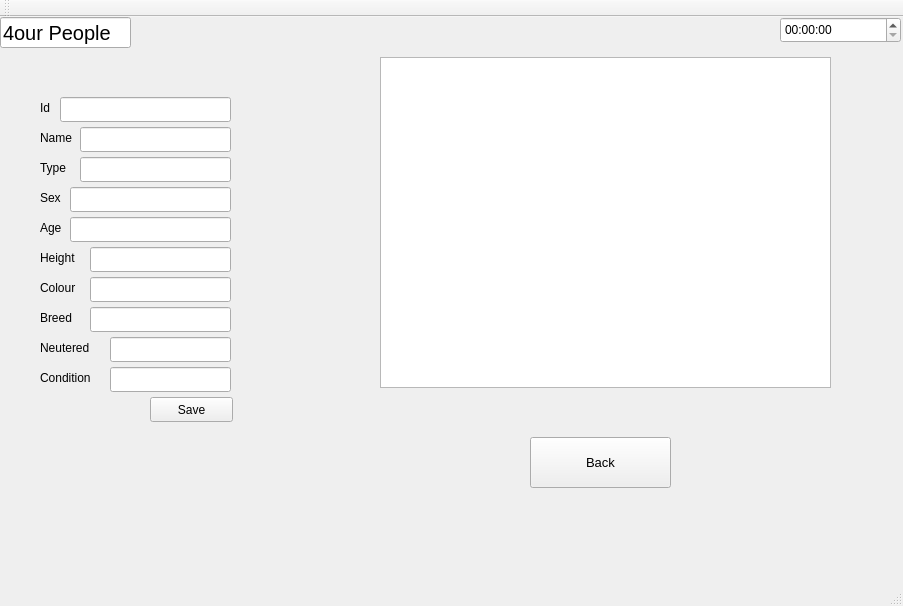
Before: the Qt Designer form qt_cuacs_UI/mainwindow.ui in kalebtesfay/Animal_Shelter_System, drawn with Qt 5.
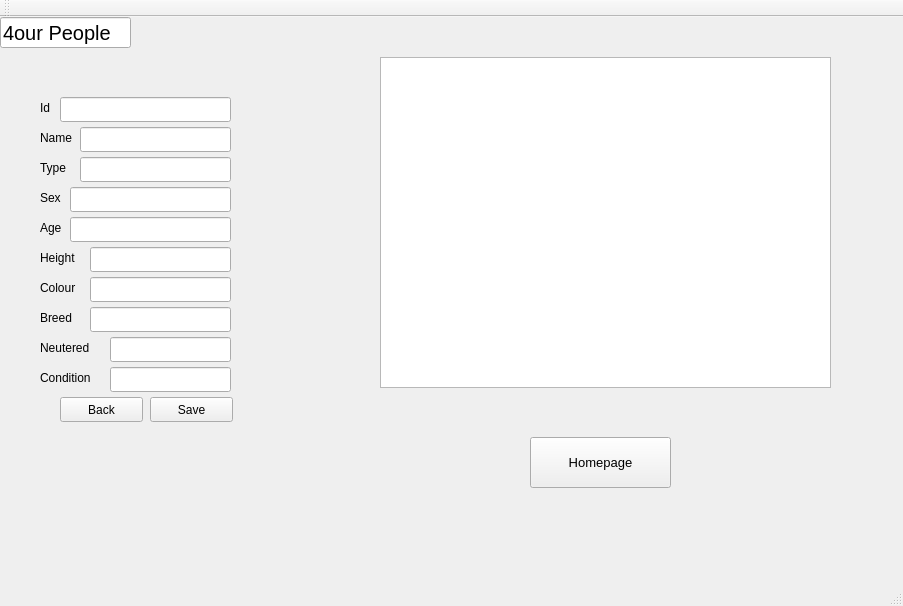
After: the same form once the commit is applied. The open tabs and pages were chosen to show the change.

What changed in the file:
```diff
--- a/qt_cuacs_UI/mainwindow.ui
+++ b/qt_cuacs_UI/mainwindow.ui
@@ -368,16 +368,6 @@
        <string>4our People</string>
       </property>
      </widget>
-     <widget class="QTimeEdit" name="timeEdit_5">
-      <property name="geometry">
-       <rect>
-        <x>780</x>
-        <y>0</y>
-        <width>121</width>
-        <height>26</height>
-       </rect>
-      </property>
-     </widget>
      <widget class="QTableView" name="tableView_2">
       <property name="geometry">
        <rect>
@@ -644,6 +634,19 @@
        <font>
         <pointsize>10</pointsize>
        </font>
+      </property>
+      <property name="text">
+       <string>Homepage</string>
+      </property>
+     </widget>
+     <widget class="QPushButton" name="pushButton_10">
+      <property name="geometry">
+       <rect>
+        <x>60</x>
+        <y>380</y>
+        <width>83</width>
+        <height>25</height>
+       </rect>
       </property>
       <property name="text">
        <string>Back</string>
```
Left out of the diff: 40 changed lines with no effect on the pictures.
